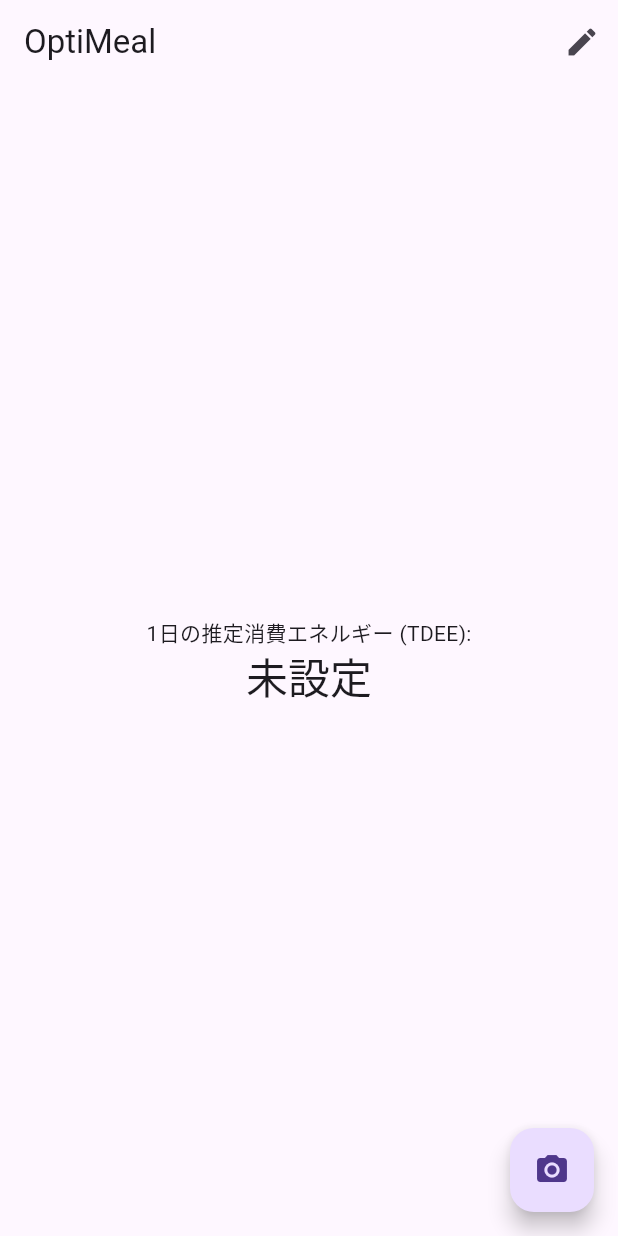
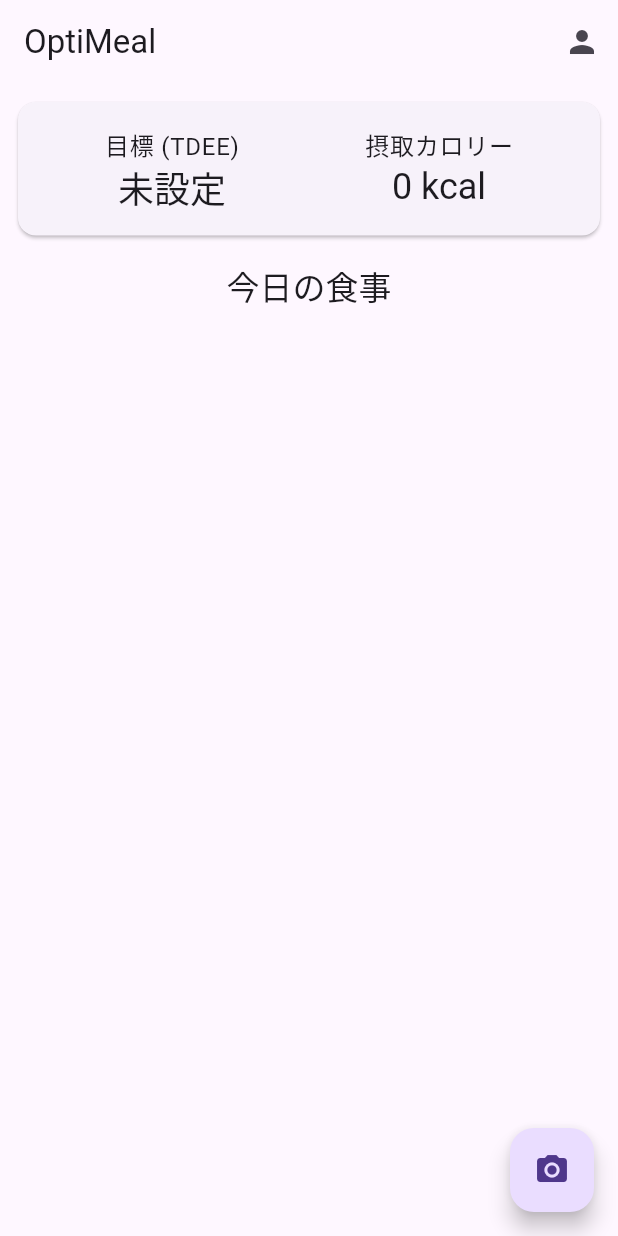
Before and after one commit to 432uc/OptiMeal, a Flutter app: the screen it shows after launch, on a phone screen of 412 x 824 dp. Run offline on Flutter 3.47's test engine with Material 3 defaults, Android fonts, the light colour scheme and no system bars; our stand-ins replace flutter_riverpod, image_picker, shared_preferences; missing offline and left inert: google_mlkit_text_recognition.

Commit message:
feat: 食事記録と永続化機能を実装
食事の記録、表示、編集、削除、および永続化の機能を実装しました。
OCRスキャン機能は、スキャン後に直接編集画面に遷移するように変更されました。

- **データモデルと永続化:**
  - `FoodItem` モデルを `lib/food_item.dart` に新規作成しました。IDには `uuid` を使用します。
  - `FoodRepository` を `lib/food_repository.dart` に新規作成し、`shared_preferences` を用いて食事リストの保存と読み込みを管理します。

- **状態管理 (Riverpod):**
  - `FoodListNotifier` を `lib/food_provider.dart` に新規作成し、食事リストの状態（追加、更新、削除）を管理します。アプリ起動時にリポジトリからデータを読み込みます。

- **UIの変更:**
  - **メイン画面 (`main.dart`):**
    - 目標カロリー（TDEE）と摂取カロリーのサマリーカードを表示します。
    - 記録された食事をリスト形式で表示し、タップすると編集画面に遷移します。
    - ユーザー情報編集画面へのアイコンを `Icons.edit` から `Icons.person` に変更しました。
  - **食事編集画面 (`food_edit_screen.dart`):**
    - 食事の名前と各栄養成分を編集するための新しい画面を追加しました。
    - アイテムの保存と削除が可能です。
  - **OCRスキャナー画面 (`ocr_scanner_screen.dart`):**
    - 栄養成分をスキャン後、結果を直接 `FoodEditScreen` に渡して編集できるようにフローを変更しました。
    - 処理中のインジケーターを追加しました。

- **依存関係:**
  - `pubspec.yaml` に `uuid` パッケージを追加しました。

```diff
--- a/lib/main.dart
+++ b/lib/main.dart
@@ -1,6 +1,9 @@
 
 import 'package:flutter/material.dart';
 import 'package:flutter_riverpod/flutter_riverpod.dart';
+import 'package:opti_meal/food_edit_screen.dart';
+import 'package:opti_meal/food_item.dart';
+import 'package:opti_meal/food_provider.dart';
 import 'ocr_scanner_screen.dart';
 import 'user_data_form.dart';
 import 'user_data_provider.dart';
@@ -35,13 +38,19 @@ class MyHomePage extends ConsumerWidget {
   Widget build(BuildContext context, WidgetRef ref) {
     final userData = ref.watch(userDataProvider);
     final tdee = userData?.tdee;
+    final foodItems = ref.watch(foodListProvider);
+
+    final totalEnergy = foodItems.fold<double>(
+      0.0,
+      (sum, item) => sum + (item.energy ?? 0.0),
+    );
 
     return Scaffold(
       appBar: AppBar(
         title: const Text('OptiMeal'),
         actions: [
           IconButton(
-            icon: const Icon(Icons.edit),
+            icon: const Icon(Icons.person),
             onPressed: () {
               Navigator.of(context).push(
                 MaterialPageRoute(
@@ -52,16 +61,33 @@ class MyHomePage extends ConsumerWidget {
           ),
         ],
       ),
-      body: Center(
+      body: Padding(
+        padding: const EdgeInsets.all(8.0),
         child: Column(
-          mainAxisAlignment: MainAxisAlignment.center,
           children: <Widget>[
-            const Text(
-              '1日の推定消費エネルギー (TDEE):',
-            ),
-            Text(
-              tdee != null ? '${tdee.toStringAsFixed(2)} kcal' : '未設定',
-              style: Theme.of(context).textTheme.headlineMedium,
+            _buildSummaryCard(context, tdee, totalEnergy),
+            const SizedBox(height: 16),
+            Text('今日の食事', style: Theme.of(context).textTheme.titleLarge),
+            Expanded(
+              child: ListView.builder(
+                itemCount: foodItems.length,
+                itemBuilder: (context, index) {
+                  final item = foodItems[index];
+                  return Card(
+                    child: ListTile(
+                      title: Text(item.name),
+                      subtitle: Text('${item.energy?.toStringAsFixed(1) ?? 'N/A'} kcal'),
+                      onTap: () {
+                        Navigator.of(context).push(
+                          MaterialPageRoute(
+                            builder: (context) => FoodEditScreen(foodItem: item),
+                          ),
+                        );
+                      },
+                    ),
+                  );
+                },
+              ),
             ),
           ],
         ),
@@ -75,6 +101,40 @@ class MyHomePage extends ConsumerWidget {
           );
         },
         child: const Icon(Icons.camera_alt),
+        tooltip: 'Scan Nutrition Label',
+      ),
+    );
+  }
+
+  Widget _buildSummaryCard(BuildContext context, double? tdee, double totalEnergy) {
+    return Card(
+      child: Padding(
+        padding: const EdgeInsets.all(16.0),
+        child: Row(
+          mainAxisAlignment: MainAxisAlignment.spaceAround,
+          children: [
+            Column(
+              children: [
+                Text('目標 (TDEE)', style: Theme.of(context).textTheme.bodyLarge),
+                Text(
+                  tdee != null ? '${tdee.toStringAsFixed(0)} kcal' : '未設定',
+                  style: Theme.of(context).textTheme.headlineSmall,
+                ),
+              ],
+            ),
+            Column(
+              children: [
+                Text('摂取カロリー', style: Theme.of(context).textTheme.bodyLarge),
+                Text(
+                  '${totalEnergy.toStringAsFixed(0)} kcal',
+                   style: Theme.of(context).textTheme.headlineSmall?.copyWith(
+                    color: (tdee != null && totalEnergy > tdee) ? Colors.red : null,
+                  ),
+                ),
+              ],
+            ),
+          ],
+        ),
       ),
     );
   }
--- a/pubspec.yaml
+++ b/pubspec.yaml
@@ -16,6 +16,7 @@ dependencies:
   shared_preferences: ^2.2.3
   google_mlkit_text_recognition: ^0.11.0
   image_picker: ^1.0.7
+  uuid: ^4.4.0
 
 dev_dependencies:
   flutter_test:
```
Also changed, not shown: lib/food_edit_screen.dart (added, +119 -0 lines), lib/food_item.dart (added, +64 -0 lines), lib/food_provider.dart (added, +42 -0 lines), lib/food_repository.dart (added, +24 -0 lines), lib/ocr_scanner_screen.dart (+54 -53 lines), pubspec.lock.
